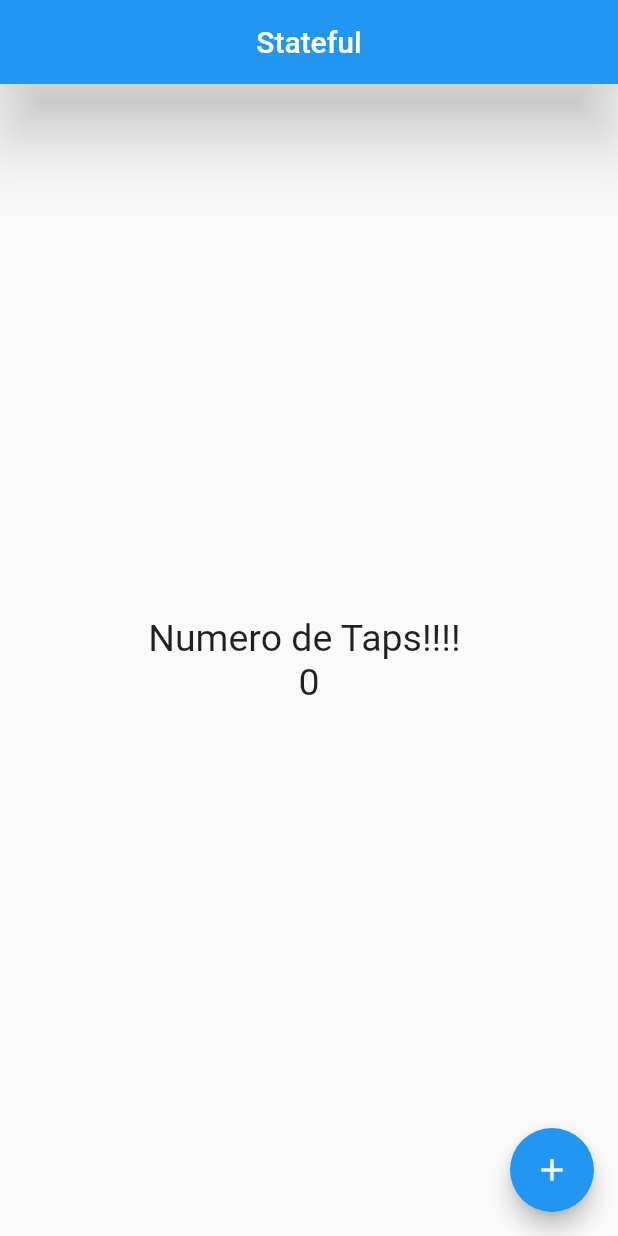
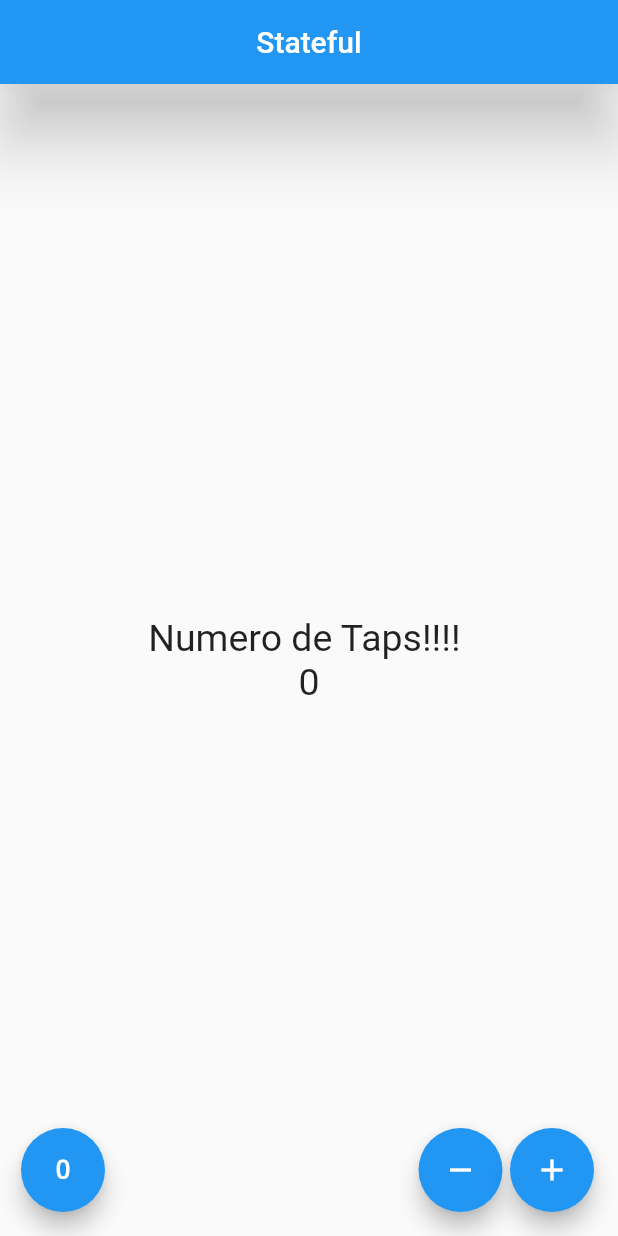
Before and after one commit to eddieware/contador, a Flutter app: the screen it shows after launch, on a phone screen of 412 x 824 dp. Run offline on Flutter 3.47's test engine with Material 2 defaults, Android fonts, the phone set to English and light mode, and no system bars.

```diff
--- a/lib/src/app.dart
+++ b/lib/src/app.dart
@@ -12,6 +12,7 @@ class MyApp extends StatelessWidget{
       child: ContadorPage(),
     ),
 
+
   );
 
   }
--- a/lib/src/pages/contador_page.dart
+++ b/lib/src/pages/contador_page.dart
@@ -42,25 +42,22 @@ Widget build(BuildContext context) {
       ),
 
       //floatingActionButtonLocation: FloatingActionButtonLocation.centerFloat,
-      floatingActionButton: FloatingActionButton(
+      floatingActionButton: _crearBotones()
+  );
+}
+Widget _crearBotones(){
 
-        child: Icon(Icons.add),
+  return Row(
 
-        onPressed: () {
-          //print('Hola Mundo!!!!!');
-
-
-          //codigo para la renderizacion de la pantalla
-          setState(()//parentesis para recibir funcion
-          {
-            _conteo++;
-          }//cuerpo de la funcion anonima
-          );
-
-
-        }, //:null,// hace disable el boton
-
-      ),
+    mainAxisAlignment: MainAxisAlignment.end,
+    children: <Widget>[
+      SizedBox(width: 30),
+      FloatingActionButton(onPressed: null,child: Icon(Icons.exposure_zero)),
+      Expanded(child: SizedBox()),
+      FloatingActionButton(onPressed: null,child: Icon(Icons.remove)),
+      SizedBox(width: 5.0),
+      FloatingActionButton(onPressed: null,child: Icon(Icons.add))
+      ],
   );
 }
 
```
